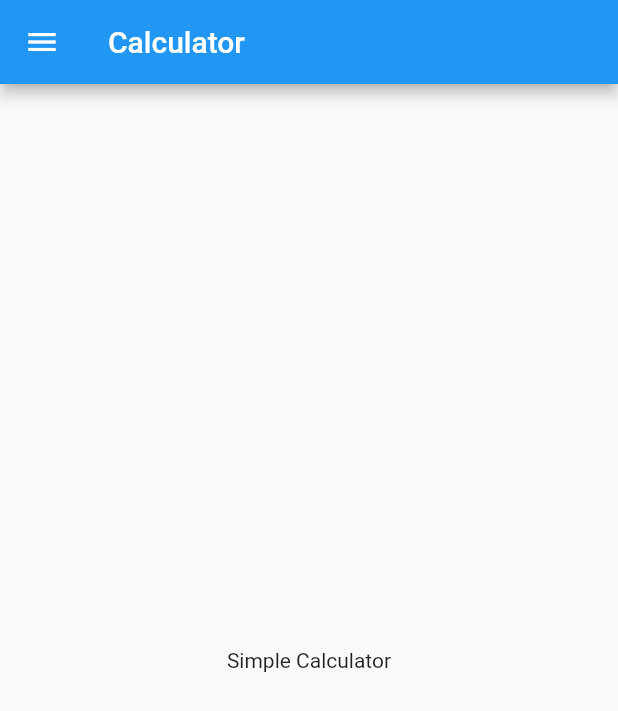
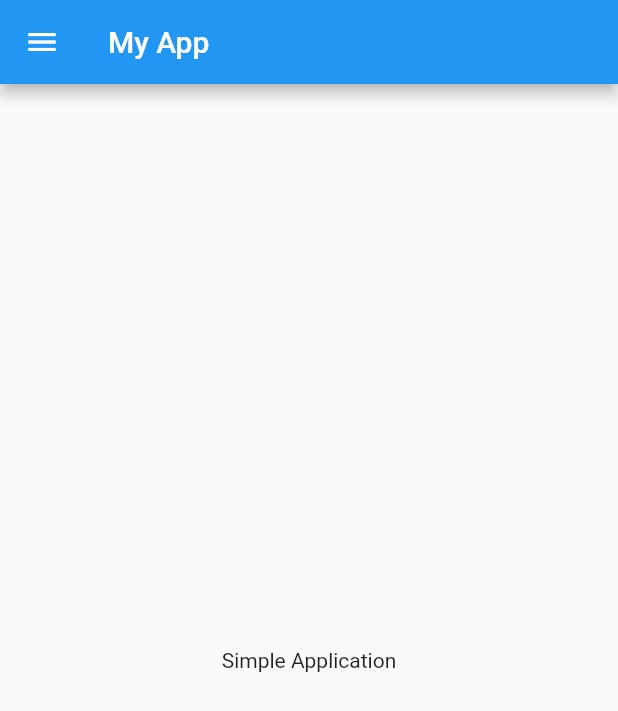
Before and after one commit to hritik7818/First-Flutter-App, a Flutter app: the HomePage screen opened directly, on a phone screen of 412 x 824 dp. Shown: the top 711 px of the screen. Run offline on Flutter 3.47's test engine with Material 2 defaults, Android fonts, the phone set to English and light mode, and no system bars; our stand-ins replace google_fonts.

Commit message:
changing title and body of home Page

```diff
--- a/lib/pages/homePage.dart
+++ b/lib/pages/homePage.dart
@@ -7,12 +7,12 @@ class HomePage extends StatelessWidget {
   Widget build(BuildContext context) {
     return Scaffold(
       appBar: AppBar(
-        title: Text("Calculator"),
+        title: Text("My App"),
       ),
       body: Center(
         child: Container(
           child: Text(
-            "Simple Calculator",
+            "Simple Application",
           ),
         ),
       ),
```
